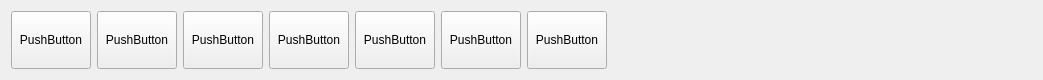
Qt form hs_analyse_action.ui (Ying3141/yizumi-monitor) before a commit.
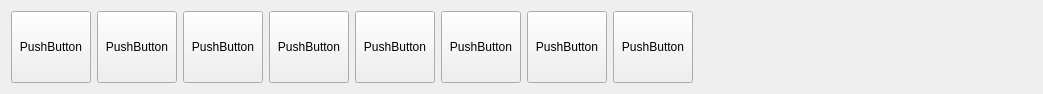
The same form after that commit.

What changed in the file:
```diff
--- a/hs_analyse_action.ui
+++ b/hs_analyse_action.ui
@@ -7,7 +7,7 @@
     <x>0</x>
     <y>0</y>
     <width>1043</width>
-    <height>80</height>
+    <height>94</height>
    </rect>
   </property>
   <property name="sizePolicy">
@@ -19,7 +19,7 @@
   <property name="minimumSize">
    <size>
     <width>0</width>
-    <height>80</height>
+    <height>0</height>
    </size>
   </property>
   <property name="windowTitle">
@@ -40,7 +40,7 @@
      <property name="minimumSize">
       <size>
        <width>0</width>
-       <height>5</height>
+       <height>0</height>
       </size>
      </property>
      <property name="text">
@@ -59,7 +59,7 @@
      <property name="minimumSize">
       <size>
        <width>0</width>
-       <height>5</height>
+       <height>0</height>
       </size>
      </property>
      <property name="text">
@@ -78,7 +78,7 @@
      <property name="minimumSize">
       <size>
        <width>0</width>
-       <height>5</height>
+       <height>0</height>
       </size>
      </property>
      <property name="text">
@@ -97,7 +97,7 @@
      <property name="minimumSize">
       <size>
        <width>0</width>
-       <height>5</height>
+       <height>0</height>
       </size>
      </property>
      <property name="text">
@@ -116,7 +116,7 @@
      <property name="minimumSize">
       <size>
        <width>0</width>
-       <height>5</height>
+       <height>0</height>
       </size>
      </property>
      <property name="text">
@@ -135,7 +135,7 @@
      <property name="minimumSize">
       <size>
        <width>0</width>
-       <height>5</height>
+       <height>0</height>
       </size>
      </property>
      <property name="text">
@@ -154,7 +154,26 @@
      <property name="minimumSize">
       <size>
        <width>0</width>
-       <height>5</height>
+       <height>0</height>
+      </size>
+     </property>
+     <property name="text">
+      <string>PushButton</string>
+     </property>
+    </widget>
+   </item>
+   <item>
+    <widget class="QPushButton" name="cov_analyse">
+     <property name="sizePolicy">
+      <sizepolicy hsizetype="Minimum" vsizetype="Minimum">
+       <horstretch>0</horstretch>
+       <verstretch>0</verstretch>
+      </sizepolicy>
+     </property>
+     <property name="minimumSize">
+      <size>
+       <width>0</width>
+       <height>1</height>
       </size>
      </property>
      <property name="text">
@@ -170,7 +189,7 @@
      <property name="sizeHint" stdset="0">
       <size>
        <width>318</width>
-       <height>10</height>
+       <height>5</height>
       </size>
      </property>
     </spacer>
```
